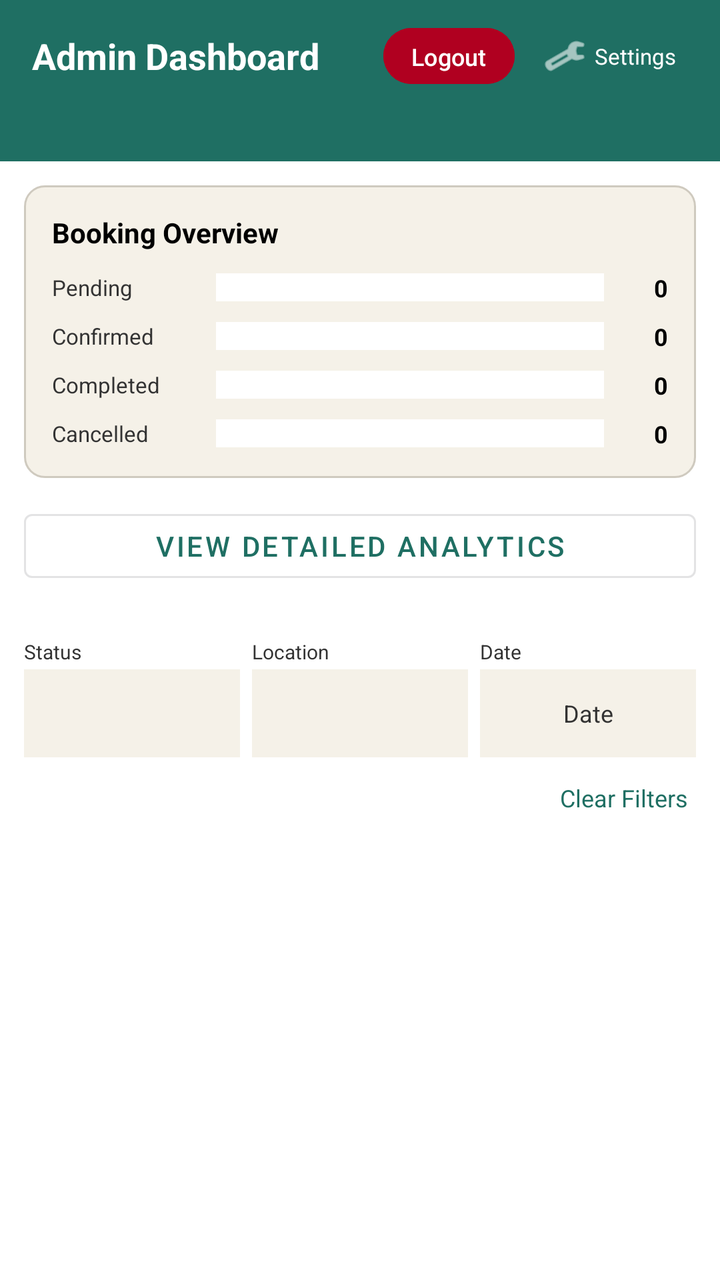
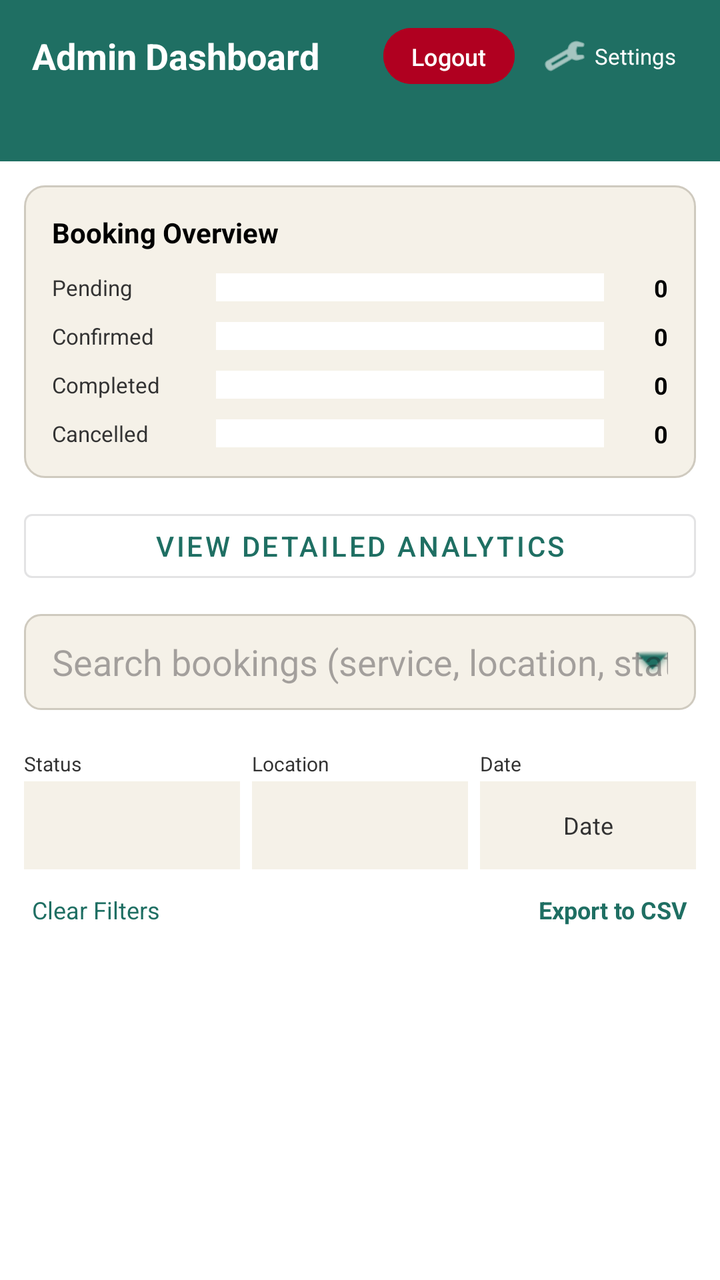

The first picture is an Android layout as it rendered before a commit; the second is the same layout after the commit. The layout source and the unified diff follow.
<!-- AndroidManifest.xml: application theme Theme.MMMBookingApp -->
<!-- res/layout/activity_admin_dashboard.xml -->
<?xml version="1.0" encoding="utf-8"?>
<LinearLayout xmlns:android="http://schemas.android.com/apk/res/android"
    xmlns:app="http://schemas.android.com/apk/res-auto"
    android:layout_width="match_parent"
    android:layout_height="match_parent"
    android:orientation="vertical"
    android:background="@color/color_background">

    <LinearLayout
        android:layout_width="match_parent"
        android:layout_height="56dp"
        android:orientation="horizontal"
        android:gravity="center_vertical"
        android:background="@color/color_primary"
        android:paddingStart="16dp"
        android:paddingEnd="16dp">

        <TextView
            android:layout_width="0dp"
            android:layout_height="wrap_content"
            android:layout_weight="1"
            android:text="@string/admin_dashboard_title"
            android:textColor="@color/color_text_on_primary"
            android:textSize="18sp"
            android:textStyle="bold" />

        <Button
            android:id="@+id/btnLogoutAdmin"
            android:layout_width="wrap_content"
            android:layout_height="36dp"
            android:minWidth="0dp"
            android:paddingStart="14dp"
            android:paddingEnd="14dp"
            android:text="@string/btn_logout_top"
            android:textColor="@color/color_text_on_primary"
            android:textSize="12sp"
            android:backgroundTint="@color/color_error"
            android:layout_marginEnd="8dp" />

        <LinearLayout
            android:id="@+id/btnSettings"
            android:layout_width="wrap_content"
            android:layout_height="40dp"
            android:orientation="horizontal"
            android:gravity="center_vertical"
            android:background="?attr/selectableItemBackgroundBorderless"
            android:paddingStart="6dp"
            android:paddingEnd="6dp">

            <ImageView
                android:layout_width="22dp"
                android:layout_height="22dp"
                android:src="@android:drawable/ic_menu_manage"
                app:tint="@color/color_text_on_primary"
                android:contentDescription="@string/btn_settings" />

            <TextView
                android:layout_width="wrap_content"
                android:layout_height="wrap_content"
                android:layout_marginStart="4dp"
                android:text="@string/btn_settings"
                android:textColor="@color/color_text_on_primary"
                android:textSize="11sp" />
        </LinearLayout>
    </LinearLayout>

    <LinearLayout
        android:layout_width="match_parent"
        android:layout_height="wrap_content"
        android:orientation="horizontal"
        android:background="@color/color_primary"
        android:paddingBottom="10dp"
        android:paddingStart="16dp"
        android:paddingEnd="16dp">

        <TextView android:id="@+id/tvSummaryPending" style="@style/SummaryBadge" />
        <TextView android:id="@+id/tvSummaryConfirmed" style="@style/SummaryBadge" />
        <TextView android:id="@+id/tvSummaryCompleted" style="@style/SummaryBadge" />
        <TextView android:id="@+id/tvSummaryCancelled" style="@style/SummaryBadge" />
    </LinearLayout>

    
    <LinearLayout
        android:id="@+id/cardAnalytics"
        android:layout_width="match_parent"
        android:layout_height="wrap_content"
        android:orientation="vertical"
        android:background="@drawable/bg_card"
        android:layout_margin="12dp"
        android:padding="14dp">

        <TextView
            android:layout_width="match_parent"
            android:layout_height="wrap_content"
            android:text="@string/admin_analytics_title"
            android:textColor="@color/color_text_heading"
            android:textStyle="bold"
            android:textSize="14sp"
            android:layout_marginBottom="10dp" />

        
        <LinearLayout
            android:layout_width="match_parent"
            android:layout_height="wrap_content"
            android:orientation="horizontal"
            android:gravity="center_vertical"
            android:layout_marginBottom="8dp">

            <TextView
                android:layout_width="76dp"
                android:layout_height="wrap_content"
                android:text="@string/summary_pending"
                android:textColor="@color/color_text_primary"
                android:textSize="11sp" />

            <LinearLayout
                android:layout_width="0dp"
                android:layout_height="14dp"
                android:layout_weight="1"
                android:orientation="horizontal"
                android:background="@color/color_background"
                android:layout_marginStart="6dp"
                android:layout_marginEnd="6dp">

                <View
                    android:id="@+id/barPending"
                    android:layout_width="0dp"
                    android:layout_height="match_parent"
                    android:layout_weight="0"
                    android:background="@color/color_status_pending" />

                <View
                    android:id="@+id/fillerPending"
                    android:layout_width="0dp"
                    android:layout_height="match_parent"
                    android:layout_weight="1"
                    android:background="@android:color/transparent" />
            </LinearLayout>

            <TextView
                android:id="@+id/tvCountPending"
                android:layout_width="26dp"
                android:layout_height="wrap_content"
                android:text="0"
                android:textColor="@color/color_text_heading"
                android:textStyle="bold"
                android:textSize="12sp"
                android:gravity="end" />
        </LinearLayout>

        
        <LinearLayout
            android:layout_width="match_parent"
            android:layout_height="wrap_content"
            android:orientation="horizontal"
            android:gravity="center_vertical"
            android:layout_marginBottom="8dp">

            <TextView
                android:layout_width="76dp"
                android:layout_height="wrap_content"
                android:text="@string/summary_confirmed"
                android:textColor="@color/color_text_primary"
                android:textSize="11sp" />

            <LinearLayout
                android:layout_width="0dp"
                android:layout_height="14dp"
                android:layout_weight="1"
                android:orientation="horizontal"
                android:background="@color/color_background"
                android:layout_marginStart="6dp"
                android:layout_marginEnd="6dp">

                <View
                    android:id="@+id/barConfirmed"
                    android:layout_width="0dp"
                    android:layout_height="match_parent"
                    android:layout_weight="0"
                    android:background="@color/color_status_confirmed" />

                <View
                    android:id="@+id/fillerConfirmed"
                    android:layout_width="0dp"
                    android:layout_height="match_parent"
                    android:layout_weight="1"
                    android:background="@android:color/transparent" />
            </LinearLayout>

            <TextView
                android:id="@+id/tvCountConfirmed"
                android:layout_width="26dp"
                android:layout_height="wrap_content"
                android:text="0"
                android:textColor="@color/color_text_heading"
                android:textStyle="bold"
                android:textSize="12sp"
                android:gravity="end" />
        </LinearLayout>

        
        <LinearLayout
            android:layout_width="match_parent"
            android:layout_height="wrap_content"
            android:orientation="horizontal"
            android:gravity="center_vertical"
            android:layout_marginBottom="8dp">

            <TextView
                android:layout_width="76dp"
                android:layout_height="wrap_content"
                android:text="@string/summary_completed"
                android:textColor="@color/color_text_primary"
                android:textSize="11sp" />

            <LinearLayout
                android:layout_width="0dp"
                android:layout_height="14dp"
                android:layout_weight="1"
                android:orientation="horizontal"
                android:background="@color/color_background"
                android:layout_marginStart="6dp"
                android:layout_marginEnd="6dp">

                <View
                    android:id="@+id/barCompleted"
                    android:layout_width="0dp"
                    android:layout_height="match_parent"
                    android:layout_weight="0"
                    android:background="@color/color_status_completed" />

                <View
                    android:id="@+id/fillerCompleted"
                    android:layout_width="0dp"
                    android:layout_height="match_parent"
                    android:layout_weight="1"
                    android:background="@android:color/transparent" />
            </LinearLayout>

            <TextView
                android:id="@+id/tvCountCompleted"
                android:layout_width="26dp"
                android:layout_height="wrap_content"
                android:text="0"
                android:textColor="@color/color_text_heading"
                android:textStyle="bold"
                android:textSize="12sp"
                android:gravity="end" />
        </LinearLayout>

        
        <LinearLayout
            android:layout_width="match_parent"
            android:layout_height="wrap_content"
            android:orientation="horizontal"
            android:gravity="center_vertical">

            <TextView
                android:layout_width="76dp"
                android:layout_height="wrap_content"
                android:text="@string/summary_cancelled"
                android:textColor="@color/color_text_primary"
                android:textSize="11sp" />

            <LinearLayout
                android:layout_width="0dp"
                android:layout_height="14dp"
                android:layout_weight="1"
                android:orientation="horizontal"
                android:background="@color/color_background"
                android:layout_marginStart="6dp"
                android:layout_marginEnd="6dp">

                <View
                    android:id="@+id/barCancelled"
                    android:layout_width="0dp"
                    android:layout_height="match_parent"
                    android:layout_weight="0"
                    android:background="@color/color_error" />

                <View
                    android:id="@+id/fillerCancelled"
                    android:layout_width="0dp"
                    android:layout_height="match_parent"
                    android:layout_weight="1"
                    android:background="@android:color/transparent" />
            </LinearLayout>

            <TextView
                android:id="@+id/tvCountCancelled"
                android:layout_width="26dp"
                android:layout_height="wrap_content"
                android:text="0"
                android:textColor="@color/color_text_heading"
                android:textStyle="bold"
                android:textSize="12sp"
                android:gravity="end" />
        </LinearLayout>

    </LinearLayout>

    <Button
        android:id="@+id/btnViewAnalytics"
        android:layout_width="match_parent"
        android:layout_height="44dp"
        android:layout_marginStart="12dp"
        android:layout_marginEnd="12dp"
        android:layout_marginBottom="12dp"
        android:text="@string/btn_view_analytics"
        android:textColor="@color/color_primary"
        android:backgroundTint="@color/color_background"
        style="@style/Widget.MaterialComponents.Button.OutlinedButton" />

    
    <LinearLayout
        android:layout_width="match_parent"
        android:layout_height="wrap_content"
        android:orientation="horizontal"
        android:padding="12dp">

        <LinearLayout
            android:layout_width="0dp"
            android:layout_height="wrap_content"
            android:layout_weight="1"
            android:orientation="vertical"
            android:layout_marginEnd="6dp">

            <TextView
                android:layout_width="wrap_content"
                android:layout_height="wrap_content"
                android:text="@string/filter_status_label"
                android:textColor="@color/color_text_primary"
                android:textSize="10sp"
                android:layout_marginBottom="2dp" />

            <Spinner
                android:id="@+id/spinnerFilterStatus"
                android:layout_width="match_parent"
                android:layout_height="44dp"
                android:background="@color/color_surface" />
        </LinearLayout>

        <LinearLayout
            android:layout_width="0dp"
            android:layout_height="wrap_content"
            android:layout_weight="1"
            android:orientation="vertical"
            android:layout_marginEnd="6dp">

            <TextView
                android:layout_width="wrap_content"
                android:layout_height="wrap_content"
                android:text="@string/filter_location_label"
                android:textColor="@color/color_text_primary"
                android:textSize="10sp"
                android:layout_marginBottom="2dp" />

            <Spinner
                android:id="@+id/spinnerFilterLocation"
                android:layout_width="match_parent"
                android:layout_height="44dp"
                android:background="@color/color_surface" />
        </LinearLayout>

        <LinearLayout
            android:layout_width="0dp"
            android:layout_height="wrap_content"
            android:layout_weight="1"
            android:orientation="vertical">

            <TextView
                android:layout_width="wrap_content"
                android:layout_height="wrap_content"
                android:text="@string/filter_date_label"
                android:textColor="@color/color_text_primary"
                android:textSize="10sp"
                android:layout_marginBottom="2dp" />

            <TextView
                android:id="@+id/tvFilterDate"
                android:layout_width="match_parent"
                android:layout_height="44dp"
                android:gravity="center"
                android:text="@string/filter_date_label"
                android:textColor="@color/color_text_primary"
                android:textSize="12sp"
                android:background="@color/color_surface" />
        </LinearLayout>
    </LinearLayout>

    <TextView
        android:id="@+id/tvClearFilters"
        android:layout_width="wrap_content"
        android:layout_height="wrap_content"
        android:layout_gravity="end"
        android:paddingStart="16dp"
        android:paddingEnd="16dp"
        android:paddingBottom="8dp"
        android:text="@string/btn_clear_filters"
        android:textColor="@color/color_primary"
        android:textSize="12sp" />

    <TextView
        android:id="@+id/tvEmptyState"
        android:layout_width="match_parent"
        android:layout_height="wrap_content"
        android:text="@string/empty_admin_bookings_message"
        android:textColor="@color/color_text_primary"
        android:textSize="14sp"
        android:gravity="center"
        android:padding="32dp"
        android:visibility="gone" />

    <androidx.recyclerview.widget.RecyclerView
        android:id="@+id/recyclerAdminBookings"
        android:layout_width="match_parent"
        android:layout_height="0dp"
        android:layout_weight="1"
        android:padding="16dp"
        android:clipToPadding="false"
        android:scrollbars="vertical"
        android:scrollbarStyle="outsideOverlay"
        android:scrollbarThumbVertical="@color/color_primary"
        android:fadeScrollbars="false" />

</LinearLayout>
<!-- resources referenced by this layout -->
<resources>
  <color name="color_background">#FFFFFF</color>
  <color name="color_error">#B00020</color>
  <color name="color_primary">#1F6F63</color>
  <color name="color_status_completed">#666666</color>
  <color name="color_status_confirmed">#1F6F63</color>
  <color name="color_status_pending">#E0A800</color>
  <color name="color_surface">#F5F1E8</color>
  <color name="color_text_heading">#000000</color>
  <color name="color_text_on_primary">#FFFFFF</color>
  <color name="color_text_primary">#333333</color>
  <!-- drawable bg_card (drawable) -->
  <?xml version="1.0" encoding="utf-8"?>
  <shape xmlns:android="http://schemas.android.com/apk/res/android"
      android:shape="rectangle">
      <solid android:color="@color/color_surface" />
      <corners android:radius="10dp" />
      <stroke android:width="1dp" android:color="@color/color_border" />
  </shape>
  <string name="admin_analytics_title">Booking Overview</string>
  <string name="admin_dashboard_title">Admin Dashboard</string>
  <string name="btn_clear_filters">Clear Filters</string>
  <string name="btn_logout_top">Logout</string>
  <string name="btn_settings">Settings</string>
  <string name="btn_view_analytics">View Detailed Analytics</string>
  <string name="empty_admin_bookings_message">No bookings match the current filters.</string>
  <string name="filter_date_label">Date</string>
  <string name="filter_location_label">Location</string>
  <string name="filter_status_label">Status</string>
  <string name="summary_cancelled">Cancelled</string>
  <string name="summary_completed">Completed</string>
  <string name="summary_confirmed">Confirmed</string>
  <string name="summary_pending">Pending</string>
  <style name="SummaryBadge">
          <item name="android:layout_width">0dp</item>
          <item name="android:layout_height">wrap_content</item>
          <item name="android:layout_weight">1</item>
          <item name="android:textColor">@color/color_text_on_primary</item>
          <item name="android:textSize">11sp</item>
          <item name="android:textStyle">bold</item>
          <item name="android:gravity">center</item>
      </style>
  <style name="Theme.MMMBookingApp" parent="Theme.Material3.Light.NoActionBar">
          <item name="colorPrimary">@color/color_primary</item>
          <item name="colorOnPrimary">@color/color_text_on_primary</item>
          <item name="android:colorBackground">@color/color_background</item>
          <item name="colorSurface">@color/color_surface</item>
          <item name="colorSecondary">@color/color_highlight</item>
          <item name="android:textColorPrimary">@color/color_text_primary</item>
          <item name="android:statusBarColor">@color/color_primary</item>
      </style>
  <color name="color_border">#CFCABF</color>
  <color name="color_highlight">#AEE1E8</color>
</resources>

<!-- the commit's change to res/layout/activity_admin_dashboard.xml (unified diff, before → after) -->
@@ -98,7 +98,6 @@
             android:textSize="14sp"
             android:layout_marginBottom="10dp" />
 
-        
         <LinearLayout
             android:layout_width="match_parent"
             android:layout_height="wrap_content"
@@ -148,7 +147,6 @@
                 android:gravity="end" />
         </LinearLayout>
 
-        
         <LinearLayout
             android:layout_width="match_parent"
             android:layout_height="wrap_content"
@@ -198,7 +196,6 @@
                 android:gravity="end" />
         </LinearLayout>
 
-        
         <LinearLayout
             android:layout_width="match_parent"
             android:layout_height="wrap_content"
@@ -248,7 +245,6 @@
                 android:gravity="end" />
         </LinearLayout>
 
-        
         <LinearLayout
             android:layout_width="match_parent"
             android:layout_height="wrap_content"
@@ -312,6 +308,21 @@
         style="@style/Widget.MaterialComponents.Button.OutlinedButton" />
 
     
+    <EditText
+        android:id="@+id/etSearchBookings"
+        android:layout_width="match_parent"
+        android:layout_height="48dp"
+        android:layout_marginStart="12dp"
+        android:layout_marginEnd="12dp"
+        android:layout_marginBottom="8dp"
+        android:background="@drawable/bg_dropdown_field"
+        android:paddingStart="14dp"
+        android:paddingEnd="14dp"
+        android:hint="@string/search_hint"
+        android:inputType="text"
+        android:maxLines="1" />
+
+    
     <LinearLayout
         android:layout_width="match_parent"
         android:layout_height="wrap_content"
@@ -388,17 +399,33 @@
         </LinearLayout>
     </LinearLayout>
 
-    <TextView
-        android:id="@+id/tvClearFilters"
-        android:layout_width="wrap_content"
+    <LinearLayout
+        android:layout_width="match_parent"
         android:layout_height="wrap_content"
-        android:layout_gravity="end"
+        android:orientation="horizontal"
+        android:gravity="center_vertical"
         android:paddingStart="16dp"
         android:paddingEnd="16dp"
-        android:paddingBottom="8dp"
-        android:text="@string/btn_clear_filters"
-        android:textColor="@color/color_primary"
-        android:textSize="12sp" />
+        android:paddingBottom="8dp">
+
+        <TextView
+            android:id="@+id/tvClearFilters"
+            android:layout_width="0dp"
+            android:layout_height="wrap_content"
+            android:layout_weight="1"
+            android:text="@string/btn_clear_filters"
+            android:textColor="@color/color_primary"
+            android:textSize="12sp" />
+
+        <TextView
+            android:id="@+id/tvExportCsv"
+            android:layout_width="wrap_content"
+            android:layout_height="wrap_content"
+            android:text="@string/btn_export_csv"
+            android:textColor="@color/color_primary"
+            android:textStyle="bold"
+            android:textSize="12sp" />
+    </LinearLayout>
 
     <TextView
         android:id="@+id/tvEmptyState"
<!-- resource entries referenced after the edit -->
@@ -18,9 +18,28 @@
       <corners android:radius="10dp" />
       <stroke android:width="1dp" android:color="@color/color_border" />
   </shape>
+  <!-- drawable bg_dropdown_field (drawable) -->
+  <?xml version="1.0" encoding="utf-8"?>
+  <layer-list xmlns:android="http://schemas.android.com/apk/res/android">
+      <item>
+          <shape android:shape="rectangle">
+              <solid android:color="@color/color_surface" />
+              <corners android:radius="8dp" />
+              <stroke android:width="1dp" android:color="@color/color_border" />
+          </shape>
+      </item>
+      <item
+          android:gravity="end|center_vertical"
+          android:right="14dp">
+          <bitmap
+              android:src="@android:drawable/arrow_down_float"
+              android:tint="@color/color_primary" />
+      </item>
+  </layer-list>
   <string name="admin_analytics_title">Booking Overview</string>
   <string name="admin_dashboard_title">Admin Dashboard</string>
   <string name="btn_clear_filters">Clear Filters</string>
+  <string name="btn_export_csv">Export to CSV</string>
   <string name="btn_logout_top">Logout</string>
   <string name="btn_settings">Settings</string>
   <string name="btn_view_analytics">View Detailed Analytics</string>
@@ -28,6 +47,7 @@
   <string name="filter_date_label">Date</string>
   <string name="filter_location_label">Location</string>
   <string name="filter_status_label">Status</string>
+  <string name="search_hint">Search bookings (service, location, status, notes)</string>
   <string name="summary_cancelled">Cancelled</string>
   <string name="summary_completed">Completed</string>
   <string name="summary_confirmed">Confirmed</string>
